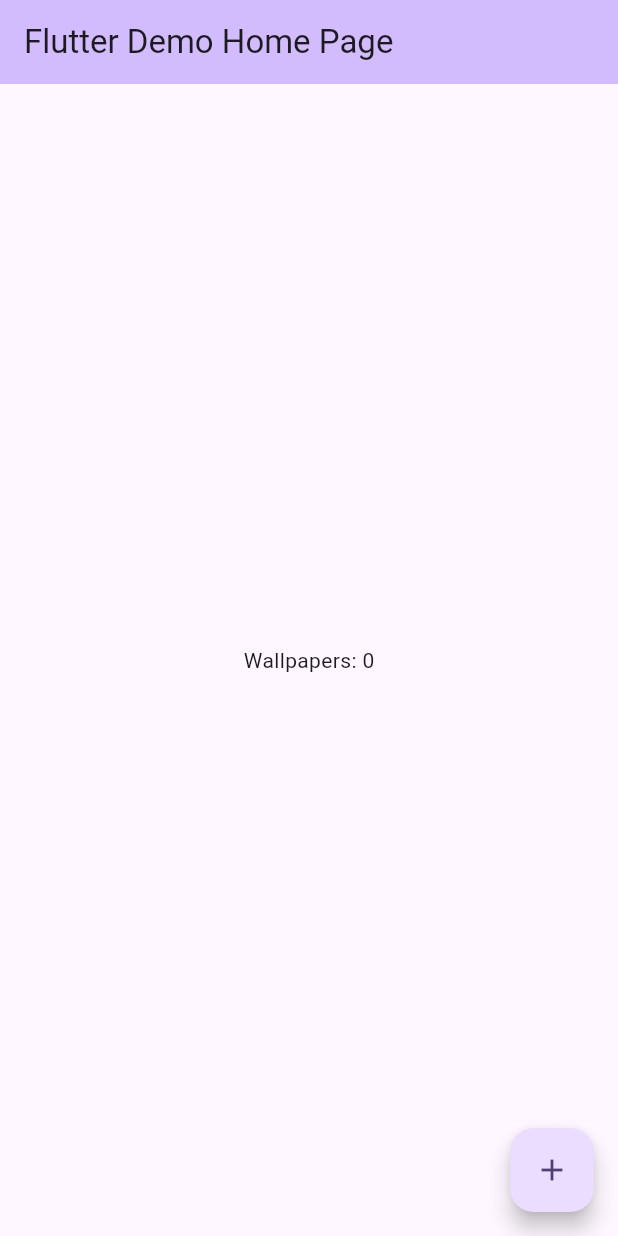
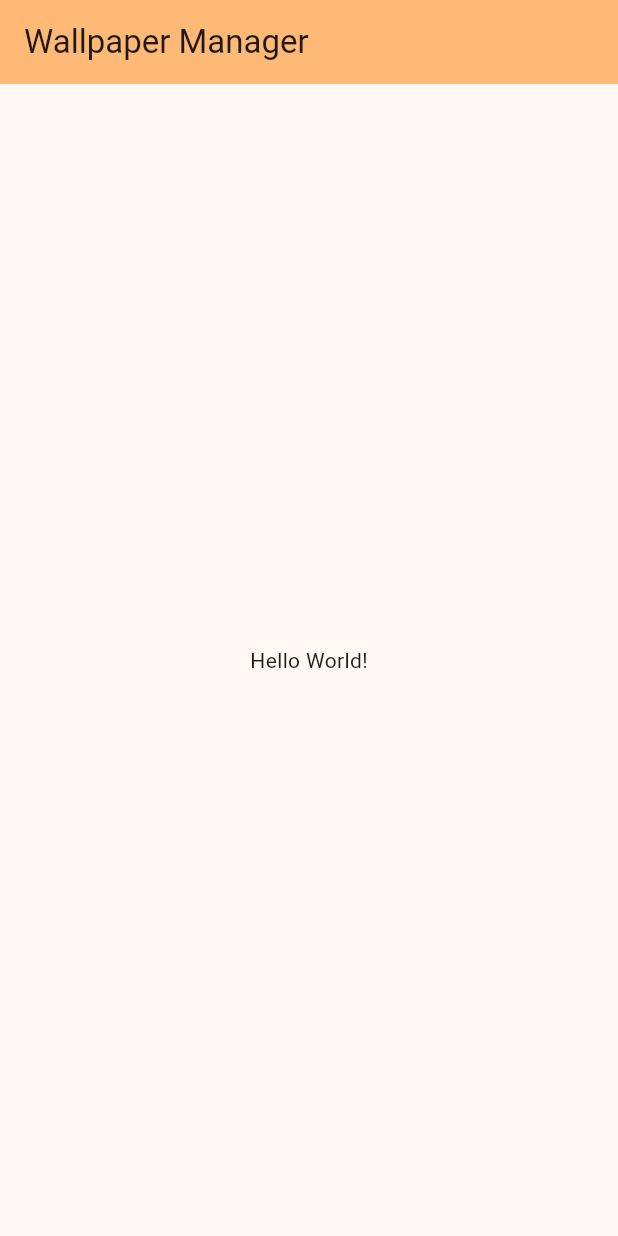
Before and after one commit to jeremymreed/walls, a Flutter app: the screen it shows after launch, on a phone screen of 412 x 824 dp. Run offline on Flutter 3.47's test engine with Material 3 defaults, Android fonts, the phone set to English and light mode, and no system bars.

Commit message:
Remove boilerplate stuff, and old code.

```diff
--- a/lib/main.dart
+++ b/lib/main.dart
@@ -1,7 +1,4 @@
-import 'dart:io';
-import 'dart:typed_data';
 import 'package:flutter/material.dart';
-import 'package:walls/wallpaper_collection_loader.dart';
 
 void main() {
   runApp(const MyApp());
@@ -10,46 +7,21 @@ void main() {
 class MyApp extends StatelessWidget {
   const MyApp({super.key});
 
-  // This widget is the root of your application.
   @override
   Widget build(BuildContext context) {
     return MaterialApp(
-      title: 'Flutter Demo',
+      title: 'Wallpaper Manager',
       theme: ThemeData(
-        // This is the theme of your application.
-        //
-        // TRY THIS: Try running your application with "flutter run". You'll see
-        // the application has a purple toolbar. Then, without quitting the app,
-        // try changing the seedColor in the colorScheme below to Colors.green
-        // and then invoke "hot reload" (save your changes or press the "hot
-        // reload" button in a Flutter-supported IDE, or press "r" if you used
-        // the command line to start the app).
-        //
-        // Notice that the counter didn't reset back to zero; the application
-        // state is not lost during the reload. To reset the state, use hot
-        // restart instead.
-        //
-        // This works for code too, not just values: Most code changes can be
-        // tested with just a hot reload.
-        colorScheme: ColorScheme.fromSeed(seedColor: Colors.deepPurple),
+        colorScheme: ColorScheme.fromSeed(seedColor: Colors.orange),
         useMaterial3: true,
       ),
-      home: const MyHomePage(title: 'Flutter Demo Home Page'),
+      home: const MyHomePage(title: 'Wallpaper Manager'),
     );
   }
 }
 
 class MyHomePage extends StatefulWidget {
   const MyHomePage({super.key, required this.title});
-
-  // This widget is the home page of your application. It is stateful, meaning
-  // that it has a State object (defined below) that contains fields that affect
-  // how it looks.
-
-  // This class is the configuration for the state. It holds the values (in this
-  // case the title) provided by the parent (in this case the App widget) and
-  // used by the build method of the State. Fields in a Widget subclass are
-  // always marked "final".
 
   final String title;
 
@@ -58,60 +30,16 @@ class MyHomePage extends StatefulWidget {
 }
 
 class _MyHomePageState extends State<MyHomePage> {
-  int _numWallpapers = 0;
-
-  Future<void> _loadWallpapers() async {
-    debugPrint('Loading wallpapers...');
-
-    List<Uint8List> wallpapers = [];
-    Directory collectionRoot = Directory('/home/jeremyr/Pictures/Wallpapers/');
-
-    await for (final FileSystemEntity entity in collectionRoot.list()) {
-      if (entity is File) {
-        final Uint8List data = await entity.readAsBytes();
-
-        if (await WallpaperCollectionLoader.isSupportedImage(data)) {
-          wallpapers.add(data);
-
-          setState(() {
-            _numWallpapers = wallpapers.length;
-          });
-        }
-      }
-    }
-
-    debugPrint('Loaded all ${wallpapers.length} wallpapers.');
-  }
-
   @override
   Widget build(BuildContext context) {
-    // This method is rerun every time setState is called, for instance as done
-    // by the _incrementCounter method above.
-    //
-    // The Flutter framework has been optimized to make rerunning build methods
-    // fast, so that you can just rebuild anything that needs updating rather
-    // than having to individually change instances of widgets.
     return Scaffold(
       appBar: AppBar(
-        // TRY THIS: Try changing the color here to a specific color (to
-        // Colors.amber, perhaps?) and trigger a hot reload to see the AppBar
-        // change color while the other colors stay the same.
         backgroundColor: Theme.of(context).colorScheme.inversePrimary,
-        // Here we take the value from the MyHomePage object that was created by
-        // the App.build method, and use it to set our appbar title.
         title: Text(widget.title),
       ),
-      body: Center(
-        child: Text('Wallpapers: $_numWallpapers'),
+      body: const Center(
+        child: Text('Hello World!'),
       ),
-      floatingActionButton: FloatingActionButton(
-        onPressed: () {
-          debugPrint('You pressed the button!');
-          _loadWallpapers();
-        },
-        tooltip: 'You know you want to press this button...',
-        child: const Icon(Icons.add),
-      ), // This trailing comma makes auto-formatting nicer for build methods.
     );
   }
 }
```
